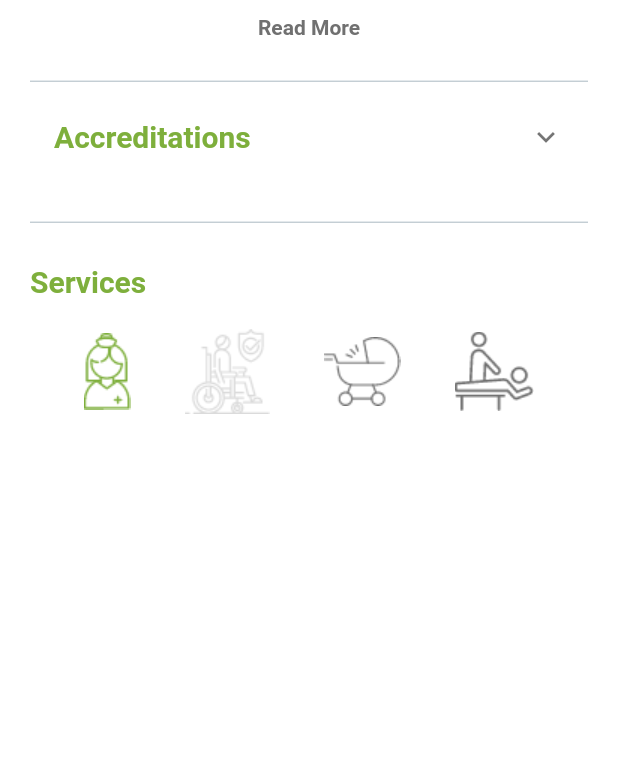
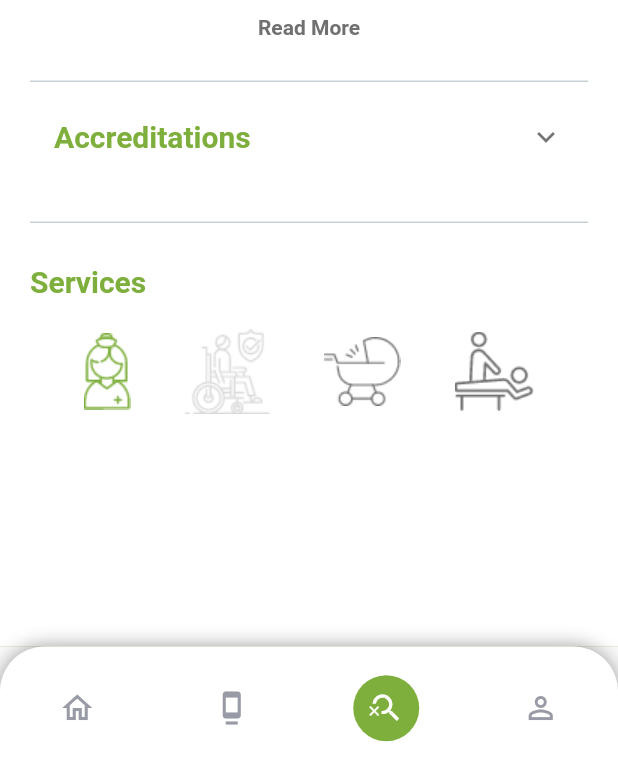
Before and after one commit to vyper444/qatar_care, a Flutter app: the MainScreen screen opened directly, on a phone screen of 412 x 824 dp, the part 466-1236 px from its top. Run offline on Flutter 3.47's test engine with Material 2 defaults, Android fonts, the light colour scheme and no system bars; Roboto replaces fonts that are missing (Roboto sans-serif).

Commit message:
bottom_navigation

```diff
--- /dev/null
+++ b/qatar_care/lib/screens/guest2.dart
@@ -0,0 +1,9 @@
+import 'package:flutter/material.dart';
+class Myapp extends StatelessWidget {
+  @override
+  Widget build(BuildContext context) {
+    return Container(
+      child:Text("Data"),
+    );
+  }
+}
--- a/qatar_care/lib/screens/main_screen.dart
+++ b/qatar_care/lib/screens/main_screen.dart
@@ -1,6 +1,7 @@
 import 'package:flutter/material.dart';
 import 'package:qatar_care/base/basic_scaffold.dart';
 
+import 'guest2.dart';
 import 'guest_screen.dart';
 
 class MainScreen extends StatefulWidget {
@@ -9,20 +10,22 @@ class MainScreen extends StatefulWidget {
 }
 
 class _MainScreenState extends State<MainScreen> {
+  int _selectedIndex=2;
+  Widget pages=GuestScreen();
   @override
   Widget build(BuildContext context) {
     final _height = MediaQuery.of(context).size.height;
     final _width = MediaQuery.of(context).size.width;
     final _fontstyles = 'Roboto sans-serif';
-    return BasicScaffold(
-      child: Container(
+    return Scaffold(
+      body: Container(
         padding: EdgeInsets.only(top: MediaQuery.of(context).padding.top),
         width: double.infinity,
         color: Color(0xFF7EAF3C),
         child: Column(
           children: <Widget>[
             Container(
-              padding:EdgeInsets.only(left:20,right:20),
+              padding: EdgeInsets.only(left: 20, right: 20),
               width: double.infinity,
               height: _height * 0.1,
               child: Row(
@@ -62,12 +65,59 @@ class _MainScreenState extends State<MainScreen> {
                 ),
                 width: double.infinity,
                 height: double.infinity,
-                child: GuestScreen(),
+                child: SingleChildScrollView(child:pages),
               ),
             ),
           ],
         ),
       ),
+      bottomNavigationBar: Container(
+        height: _height * 0.1,
+        decoration: BoxDecoration(
+          color: Colors.white,
+          borderRadius: BorderRadius.only(
+              topRight: Radius.circular(30), topLeft: Radius.circular(30)),
+          boxShadow: [
+            BoxShadow(color: Colors.black38, spreadRadius: 0, blurRadius: 10),
+          ],
+        ),
+        child: ClipRRect(
+          borderRadius: BorderRadius.only(
+            topLeft: Radius.circular(30.0),
+            topRight: Radius.circular(30.0),
+          ),
+          child: Row(
+            mainAxisAlignment: MainAxisAlignment.spaceAround,
+            children: [
+              BottomNavTile(Icons.home_outlined, 0,GuestScreen()),
+              BottomNavTile(Icons.dock, 1,Myapp()),
+              BottomNavTile(Icons.search_off_outlined, 2,GuestScreen()),
+              BottomNavTile(Icons.person_outline_outlined, 3,GuestScreen()),
+            ],
+          ),
+        ),
+      ),
+    );
+  }
+
+  Widget BottomNavTile(IconData icon, int index,Widget Pages) {
+    return GestureDetector(
+      onTap: () {
+        setState(() {
+          _selectedIndex = index;
+          pages=Pages;
+        });
+      },
+      child: Container(
+          padding: EdgeInsets.all(10),
+          decoration: BoxDecoration(
+            color: index == _selectedIndex ? Color(0xff7EAF3C) : Colors.white,
+            borderRadius: BorderRadius.circular(50),
+          ),
+          child: Icon(
+            icon,
+            color: index == _selectedIndex ? Colors.white: Color(0xFF989BA5) ,
+          )),
     );
   }
 }
```
